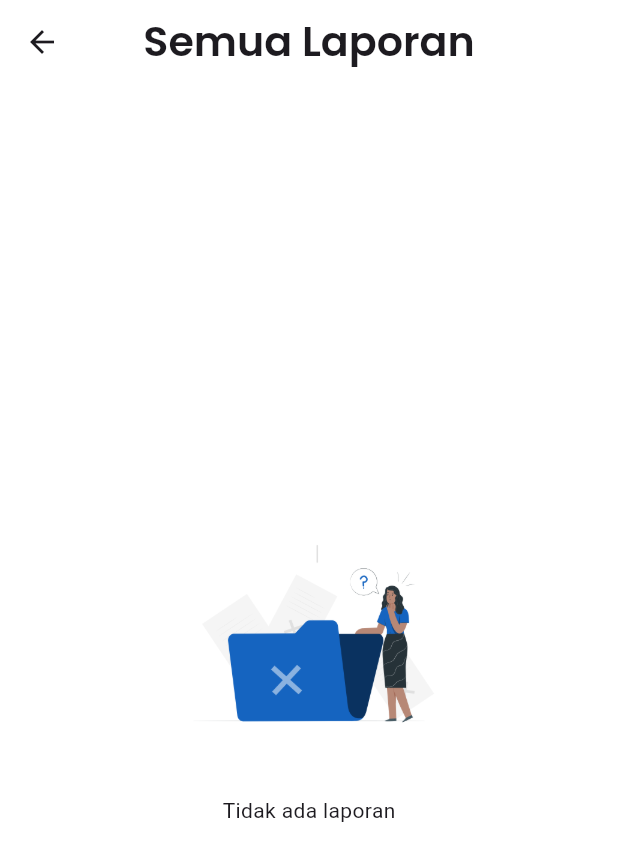
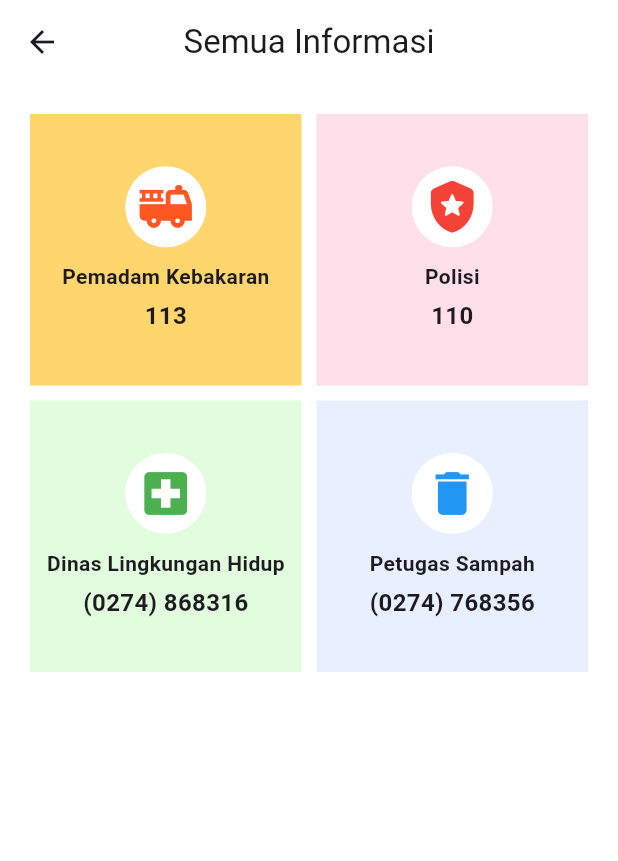
Before and after one commit to BagusRezky/mojadiapp, a Flutter app: the HomeScreen screen opened by its route, after a tap on the "info" icon, on a phone screen of 412 x 824 dp. Shown: the top 861 px of the screen. Run offline on Flutter 3.47's test engine with Material 3 defaults, Android fonts, the phone set to English and light mode, and no system bars; our stand-ins replace cloud_firestore, firebase_auth, firebase_core, firebase_storage, fl_chart, flutter_onboarding_slider and 6 more; accounts and stored records are empty.

Commit message:
feat: informasi screen di home page

```diff
--- a/lib/Routes/route.dart
+++ b/lib/Routes/route.dart
@@ -5,6 +5,7 @@ import 'package:mojadiapp/pages/auth/login.dart';
 import 'package:mojadiapp/pages/auth/lupa_password.dart';
 import 'package:mojadiapp/pages/auth/register.dart';
 import 'package:mojadiapp/pages/home/home_page.dart';
+import 'package:mojadiapp/pages/home/info/info_list.dart';
 import 'package:mojadiapp/pages/onboarding/onboard.dart';
 import 'package:mojadiapp/pages/profile/profile_page.dart';
 import 'package:mojadiapp/pages/profile/profile_update_page.dart';
@@ -35,6 +36,8 @@ class Routes {
         return MaterialPageRoute(builder: (_) => const CreateArticleScreen());
       case '/statistik':
         return MaterialPageRoute(builder: (_) => const Statistik());
+      case '/info':
+        return MaterialPageRoute(builder: (_) => const InfoListScreen());
       case '/profile':
         return MaterialPageRoute(builder: (_) => const ProfileScreen());
       case '/updateProfile':
--- a/lib/pages/home/home_page.dart
+++ b/lib/pages/home/home_page.dart
@@ -108,7 +108,7 @@ class _HomeScreenState extends State<HomeScreen> {
                             iconColor: const Color(0xFFF64A4A),
                             icon: Icons.info,
                             onTap: () {
-                              Navigator.pushNamed(context, '/report');
+                              Navigator.pushNamed(context, '/info');
                             },
                           ),
                         ],
--- /dev/null
+++ b/lib/pages/home/info/info_list.dart
@@ -0,0 +1,178 @@
+import 'package:flutter/material.dart';
+import 'package:flutter_screenutil/flutter_screenutil.dart';
+
+class InfoListScreen extends StatelessWidget {
+  const InfoListScreen({super.key});
+
+  @override
+  Widget build(BuildContext context) {
+    return Scaffold(
+      appBar: AppBar(
+        title: const Text('Semua Informasi'),
+        backgroundColor: Colors.white,
+        elevation: 0,
+        centerTitle: true,
+      ),
+      backgroundColor: Colors.white,
+      body: Center(
+        child: GridView.count(
+          primary: false,
+          padding: const EdgeInsets.all(20),
+          crossAxisSpacing: 10,
+          mainAxisSpacing: 10,
+          crossAxisCount: 2,
+          children: <Widget>[
+            Container(
+              padding: const EdgeInsets.all(8),
+              color: const Color(0xFFFFD66E),
+              child: Center(
+                child: Column(
+                  mainAxisAlignment: MainAxisAlignment.center,
+                  children: [
+                    Container(
+                      decoration: const BoxDecoration(
+                        color: Colors.white,
+                        shape: BoxShape.circle,
+                      ),
+                      padding: const EdgeInsets.all(8),
+                      child: const Icon(
+                        Icons.fire_truck,
+                        size: 38,
+                        color: Colors.deepOrange,
+                      ),
+                    ),
+                    8.verticalSpace,
+                    const Text(
+                      "Pemadam Kebakaran",
+                      style:
+                          TextStyle(fontSize: 14, fontWeight: FontWeight.bold),
+                    ),
+                    4.verticalSpace,
+                    const Text(
+                      "113",
+                      style: TextStyle(
+                        fontSize: 16,
+                        fontWeight: FontWeight.bold,
+                      ),
+                    ),
+                  ],
+                ),
+              ),
+            ),
+            Container(
+              padding: const EdgeInsets.all(8),
+              color: const Color(0XFFFFDFE9),
+              child: Center(
+                child: Column(
+                  mainAxisAlignment: MainAxisAlignment.center,
+                  children: [
+                    Container(
+                      decoration: const BoxDecoration(
+                        color: Colors.white,
+                        shape: BoxShape.circle,
+                      ),
+                      padding: const EdgeInsets.all(8),
+                      child: const Icon(
+                        Icons.local_police_rounded,
+                        size: 38,
+                        color: Colors.red,
+                      ),
+                    ),
+                    8.verticalSpace,
+                    const Text(
+                      "Polisi",
+                      style:
+                          TextStyle(fontSize: 14, fontWeight: FontWeight.bold),
+                    ),
+                    4.verticalSpace,
+                    const Text(
+                      "110",
+                      style: TextStyle(
+                        fontSize: 16,
+                        fontWeight: FontWeight.bold,
+                      ),
+                    ),
+                  ],
+                ),
+              ),
+            ),
+            Container(
+              padding: const EdgeInsets.all(8),
+              color: const Color(0XFFE2FDDE),
+              child: Center(
+                child: Column(
+                  mainAxisAlignment: MainAxisAlignment.center,
+                  children: [
+                    Container(
+                      decoration: const BoxDecoration(
+                        color: Colors.white,
+                        shape: BoxShape.circle,
+                      ),
+                      padding: const EdgeInsets.all(8),
+                      child: const Icon(
+                        Icons.local_hospital,
+                        size: 38,
+                        color: Colors.green,
+                      ),
+                    ),
+                    8.verticalSpace,
+                    const Text(
+                      "Dinas Lingkungan Hidup",
+                      style:
+                          TextStyle(fontSize: 14, fontWeight: FontWeight.bold),
+                    ),
+                    4.verticalSpace,
+                    const Text(
+                      "(0274) 868316",
+                      style: TextStyle(
+                        fontSize: 16,
+                        fontWeight: FontWeight.bold,
+                      ),
+                    ),
+                  ],
+                ),
+              ),
+            ),
+            Container(
+              padding: const EdgeInsets.all(8),
+              color: const Color(0XFFE8EFFF),
+              child: Center(
+                child: Column(
+                  mainAxisAlignment: MainAxisAlignment.center,
+                  children: [
+                    Container(
+                      decoration: const BoxDecoration(
+                        color: Colors.white,
+                        shape: BoxShape.circle,
+                      ),
+                      padding: const EdgeInsets.all(8),
+                      child: const Icon(
+                        Icons.delete,
+                        size: 38,
+                        color: Colors.blue,
+                      ),
+                    ),
+                    8.verticalSpace,
+                    const Text(
+                      "Petugas Sampah",
+                      style:
+                          TextStyle(fontSize: 14, fontWeight: FontWeight.bold),
+                    ),
+                    4.verticalSpace,
+                    const Text(
+                      "(0274) 768356",
+                      style: TextStyle(
+                        fontSize: 16,
+                        fontWeight: FontWeight.bold,
+                      ),
+                    ),
+                  ],
+                ),
+              ),
+            ),
+          ],
+        ),
+      ),
+    );
+  }
+}
--- a/lib/pages/home/report/report_create.dart
+++ b/lib/pages/home/report/report_create.dart
@@ -31,10 +31,12 @@ class _CreateReportScreenState extends State<CreateReportScreen> {
   String? _selectedCategory;
 
   final List<String> categories = [
-    'Pelanggaran Lingkungan',
-    'Kerusakan Fasilitas Sosial',
+    'Lingkungan Hidup',
+    'Kerusakan Fasilitas Publik',
     'Kerusakan Jalan',
     'Kerusakan Drainase',
+    'Keamanan dan Ketertiban',
+    'Lainnya'
   ];
 
   Future<void> _pickImage(ImageSource source) async {
--- a/lib/pages/home/report/report_edit.dart
+++ b/lib/pages/home/report/report_edit.dart
@@ -30,10 +30,12 @@ class _EditReportScreenState extends State<EditReportScreen> {
   final ImagePicker _picker = ImagePicker();
 
   final List<String> categories = [
-    'Pelanggaran Lingkungan',
-    'Kerusakan Fasilitas Sosial',
+    'Lingkungan Hidup',
+    'Kerusakan Fasilitas Publik',
     'Kerusakan Jalan',
     'Kerusakan Drainase',
+    'Keamanan dan Ketertiban',
+    'Lainnya'
   ];
 
   @override
--- a/lib/pages/home/statistik/statistik.dart
+++ b/lib/pages/home/statistik/statistik.dart
@@ -93,6 +93,7 @@ class _StatistikState extends State<Statistik> {
         elevation: 0,
         centerTitle: true,
       ),
+      backgroundColor: Colors.white,
       body: Padding(
         padding: const EdgeInsets.all(35.0),
         child: Column(
@@ -141,7 +142,7 @@ class _StatistikState extends State<Statistik> {
             Expanded(
               child: selectedYear == '2024'
                   ? _buildBarChart()
-                  : Center(
+                  : const Center(
                       child: Text(
                         "Belum ada grafik untuk tahun yang dipilih",
                         style: TextStyle(fontSize: 16),
```
